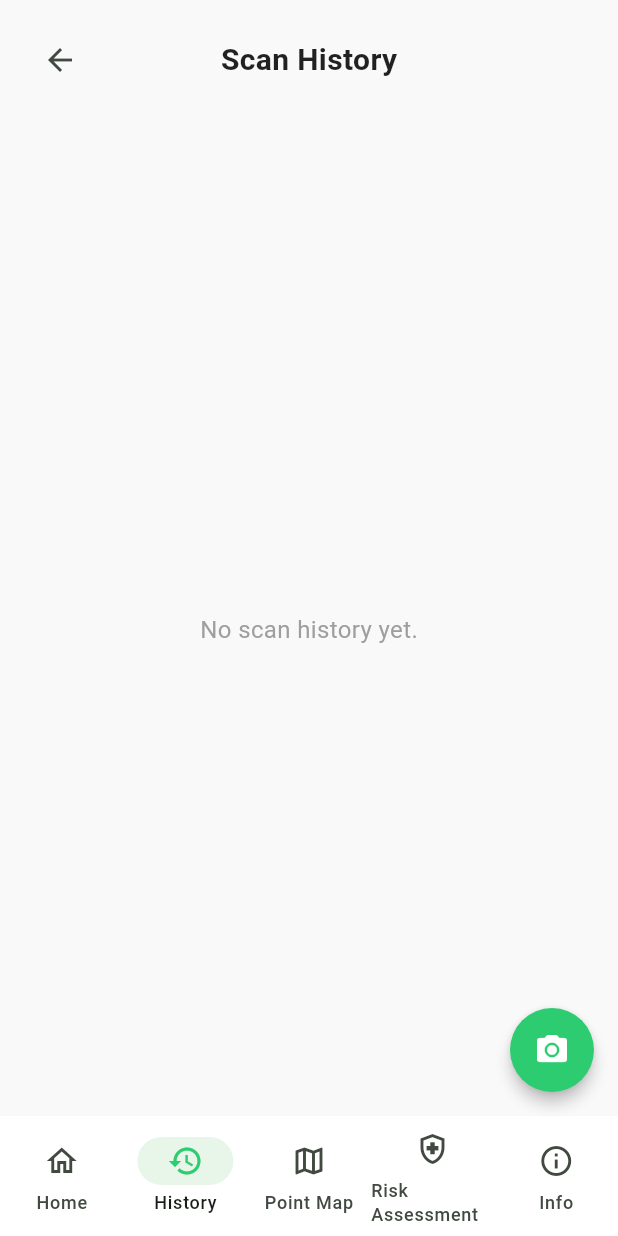
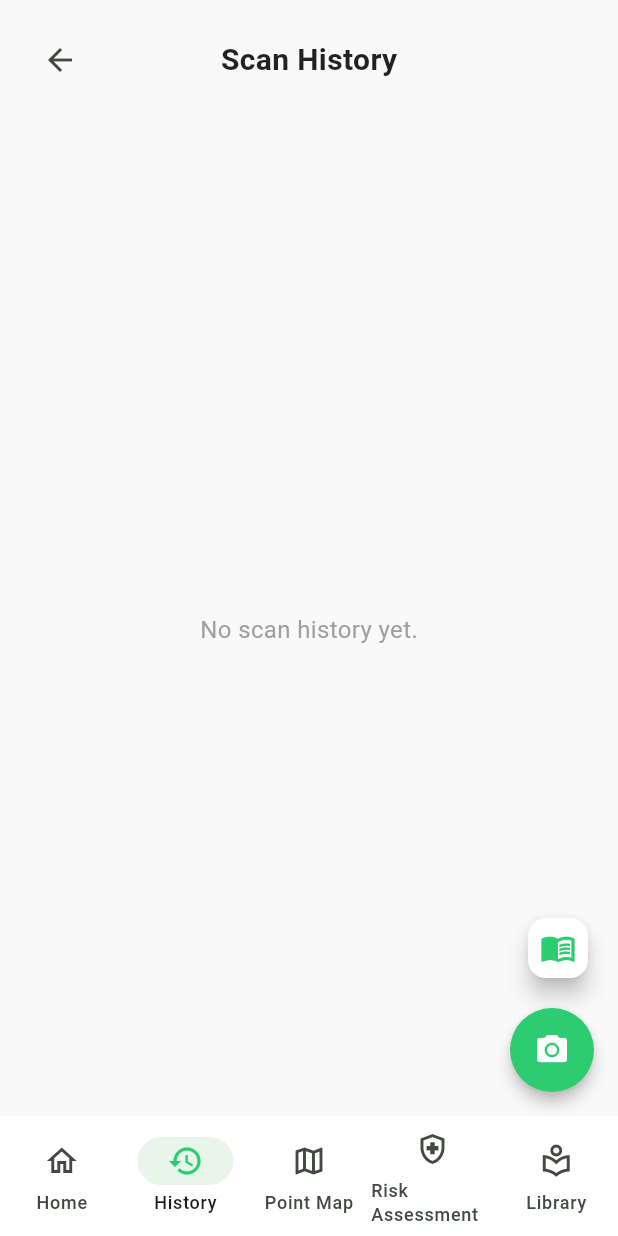
Before and after one commit to pilingdev/DengueLens, a Flutter app: the screen it shows after launch, item 2 of the bottom bar chosen, after a tap on the "camera alt" icon, on a phone screen of 412 x 824 dp. Run offline on Flutter 3.47's test engine with Material 3 defaults, Android fonts, the phone set to English and light mode, and no system bars; our stand-ins replace file_picker, flutter_map, google_fonts, hive, hive_flutter, image_picker and 1 more; missing offline and left inert: tflite_flutter; accounts and stored records are empty; statements that could not run were skipped.

Commit message:
Educational Library screen UI polishing and the addition of floating button for user manual

```diff
--- a/DengueLens_Updated/DengueLens/lib/Screens/dengue_lens_history.dart
+++ b/DengueLens_Updated/DengueLens/lib/Screens/dengue_lens_history.dart
@@ -7,7 +7,7 @@ import '../services/history_service.dart';
 import '../services/tflite_service.dart';
 import '../models/scan_record.dart';
 import 'result_screen.dart';
-import 'dengue_lens_info.dart';
+import 'educational_library_screen.dart';
 import 'symptom_questionnaire_screen.dart';
 import 'point_map_screen.dart';
 
@@ -98,7 +98,21 @@ class _DengueLensHistoryState extends State<DengueLensHistory> {
           ],
         ),
       ),
-      floatingActionButton: FloatingActionButton(
+      floatingActionButton: Column(
+        mainAxisSize: MainAxisSize.min,
+        crossAxisAlignment: CrossAxisAlignment.end,
+        children: [
+          FloatingActionButton.small(
+            heroTag: 'manual_history',
+            onPressed: () {
+              // TODO: Implement user manual navigation
+            },
+            backgroundColor: Colors.white,
+            child: const Icon(Icons.menu_book, color: Color(0xFF2ECC71)),
+          ),
+          const SizedBox(height: 16),
+          FloatingActionButton(
+            heroTag: 'camera_history',
             onPressed: _captureImageFromCamera,
             backgroundColor: const Color(0xFF2ECC71),
             elevation: 4,
@@ -114,6 +128,8 @@ class _DengueLensHistoryState extends State<DengueLensHistory> {
                     ),
                   )
                 : const Icon(Icons.camera_alt, color: Colors.white),
+          ),
+        ],
       ),
       bottomNavigationBar: NavigationBar(
         backgroundColor: Colors.white,
@@ -139,7 +155,7 @@ class _DengueLensHistoryState extends State<DengueLensHistory> {
           } else if (index == 4) {
             Navigator.push(
               context,
-              MaterialPageRoute(builder: (context) => const DengueLensInfo()),
+              MaterialPageRoute(builder: (context) => const EducationalLibraryScreen()),
             );
           }
         },
@@ -162,7 +178,7 @@ class _DengueLensHistoryState extends State<DengueLensHistory> {
             icon: Icon(Icons.health_and_safety_outlined),
             label: 'Risk Assessment',
           ),
-          NavigationDestination(icon: Icon(Icons.info_outline), label: 'Info'),
+          NavigationDestination(icon: Icon(Icons.local_library_outlined), label: 'Library'),
         ],
       ),
     );
--- a/DengueLens_Updated/DengueLens/lib/Screens/dengue_lens_home.dart
+++ b/DengueLens_Updated/DengueLens/lib/Screens/dengue_lens_home.dart
@@ -5,7 +5,7 @@ import 'package:file_picker/file_picker.dart';
 import '../models/prediction_result.dart';
 import '../services/tflite_service.dart';
 import 'dengue_lens_history.dart';
-import 'dengue_lens_info.dart';
+import 'educational_library_screen.dart';
 import 'result_screen.dart';
 import 'symptom_questionnaire_screen.dart';
 import 'point_map_screen.dart';
@@ -262,6 +262,13 @@ class _DengueLensHomeState extends State<DengueLensHome> {
               ],
             ),
           ),
+          floatingActionButton: FloatingActionButton.small(
+            onPressed: () {
+              // TODO: Implement user manual navigation
+            },
+            backgroundColor: Colors.white,
+            child: const Icon(Icons.menu_book, color: Color(0xFF2ECC71)),
+          ),
           bottomNavigationBar: NavigationBar(
             backgroundColor: Colors.white,
             indicatorColor: const Color(0xFFE8F5E9),
@@ -291,7 +298,7 @@ class _DengueLensHomeState extends State<DengueLensHome> {
               } else if (index == 4) {
                 Navigator.push(
                   context,
-                  MaterialPageRoute(builder: (context) => const DengueLensInfo()),
+                  MaterialPageRoute(builder: (context) => const EducationalLibraryScreen()),
                 );
               }
             },
@@ -313,7 +320,7 @@ class _DengueLensHomeState extends State<DengueLensHome> {
                 icon: Icon(Icons.health_and_safety_outlined),
                 label: 'Risk Assessment',
               ),
-              NavigationDestination(icon: Icon(Icons.info_outline), label: 'Info'),
+              NavigationDestination(icon: Icon(Icons.local_library_outlined), label: 'Library'),
             ],
           ),
         ),
```
Also changed, not shown: DengueLens_Updated/DengueLens/lib/Screens/dengue_lens_info.dart (deleted, +0 -139 lines), DengueLens_Updated/DengueLens/lib/Screens/point_map_screen.dart (+16 -0 lines), DengueLens_Updated/DengueLens/lib/Screens/symptom_questionnaire_screen.dart (+8 -0 lines), DengueLens_Updated/DengueLens/lib/Screens/symptom_result_screen.dart (+13 -13 lines). Lines whose indentation alone changed are shown as unchanged.
